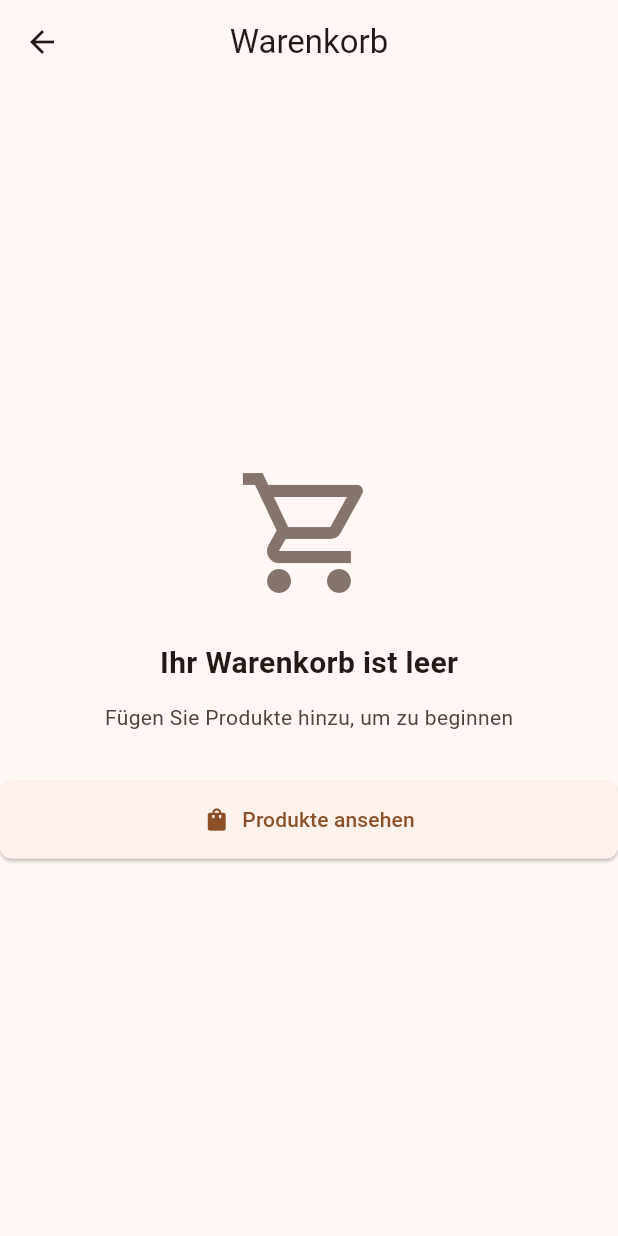
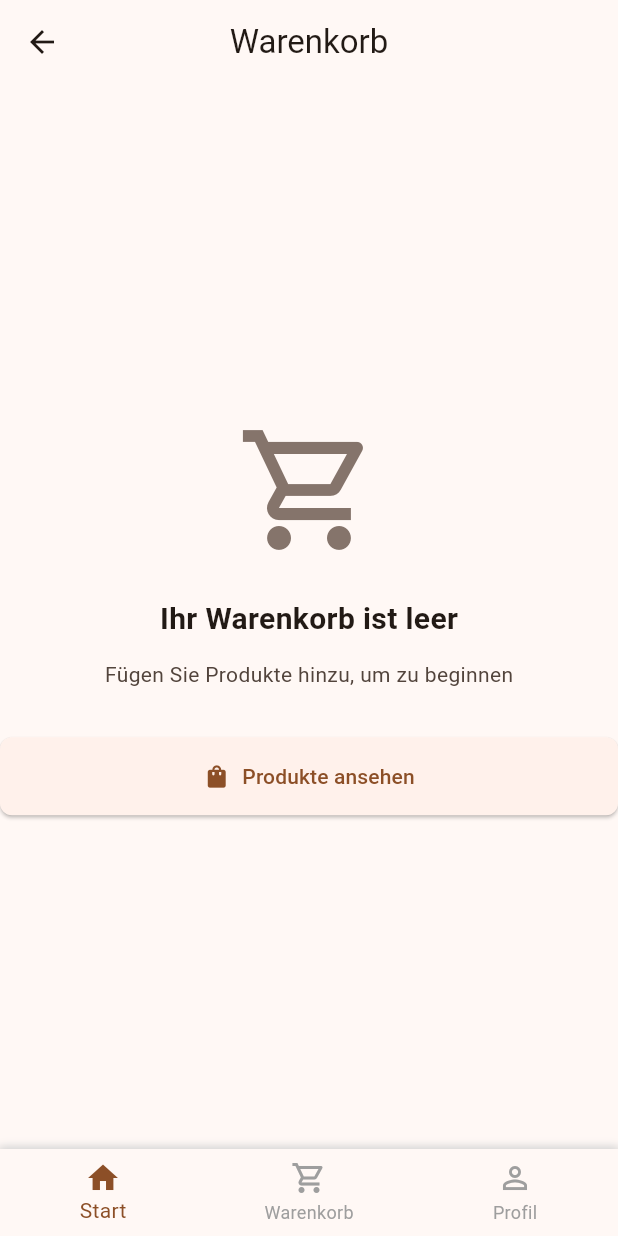
Before and after one commit to marcelo-ruediger/thriftshop, a Flutter app: the screen it shows after launch, after a tap on the "shopping cart" icon, on a phone screen of 412 x 824 dp. Run offline on Flutter 3.47's test engine with Material 3 defaults, Android fonts, the phone set to English and light mode, and no system bars; our stand-ins replace dio, google_fonts, shared_preferences; network calls fail.

Commit message:
navigation import added on main.dart

```diff
--- a/frontend/lib/main.dart
+++ b/frontend/lib/main.dart
@@ -1,4 +1,6 @@
 /// Hauptdatei für die Thriftshop-App
+library;
+
 import 'package:flutter/material.dart';
 import 'package:provider/provider.dart';
 
@@ -10,6 +12,7 @@ import 'providers/order_provider.dart';
 import 'providers/profile_provider.dart';
 import 'services/kategorie_service.dart';
 import 'services/zustand_service.dart';
+import 'widgets/main_navigation.dart';
 
 void main() {
   runApp(const ThriftShopApp());
@@ -42,11 +45,14 @@ class ThriftShopApp extends StatelessWidget {
         onGenerateRoute: RouteGenerator.generateRoute,
         initialRoute: Routes.start,
         routes: {
-          Routes.start: (context) => const ProduktListeScreen(),
-          Routes.produktliste: (context) => const ProduktListeScreen(),
+          Routes.start: (context) =>
+              MainNavigation(child: const ProduktListeScreen()),
+          Routes.produktliste: (context) =>
+              MainNavigation(child: const ProduktListeScreen()),
           Routes.produktdetail: (context) =>
               throw UnsupportedError('Use arguments'),
-          Routes.warenkorb: (context) => const WarenkorbScreen(),
+          Routes.warenkorb: (context) =>
+              MainNavigation(child: const WarenkorbScreen()),
           Routes.bestell: (context) => throw UnsupportedError('Use arguments'),
           Routes.profil: (context) => const ProfilScreen(),
         },
```
